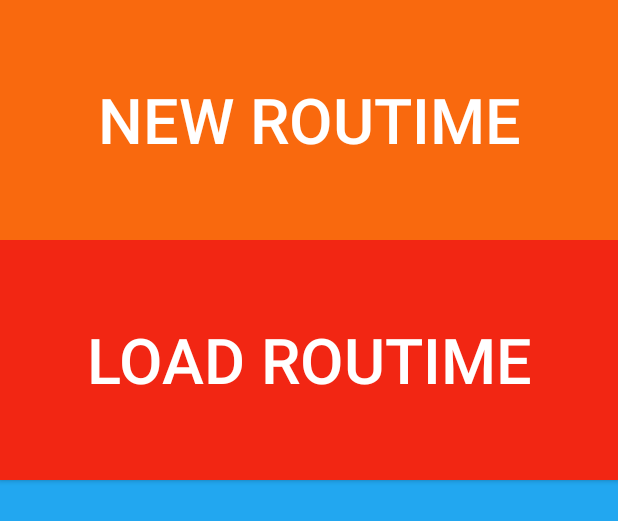
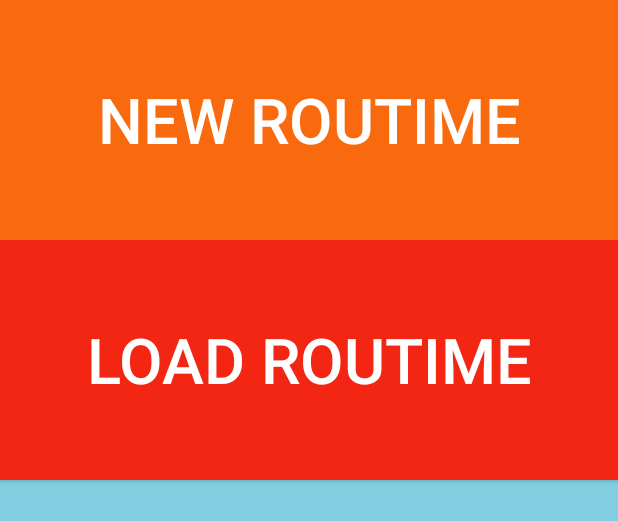
Before and after one commit to wujessica/Routime, an Android app: the layout activity_main.xml on its own in the app's theme, with its tools: preview values and no code run, on a phone screen of 412 x 824 dp. Shown: the top 521 px of the screen. Run offline under Robolectric (Android 15) with nearby library versions, the phone set to English and light mode, and no system bars.

Commit message:
changed icon and changed up the style of the list exercise

```diff
--- a/routime/src/main/AndroidManifest.xml
+++ b/routime/src/main/AndroidManifest.xml
@@ -4,7 +4,7 @@
 
     <application
         android:allowBackup="true"
-        android:icon="@drawable/icon"
+        android:icon="@drawable/icon2"
         android:label="@string/app_name"
         android:theme="@style/AppTheme" >
 
--- a/routime/src/main/res/layout/activity_main.xml
+++ b/routime/src/main/res/layout/activity_main.xml
@@ -7,7 +7,7 @@
     android:paddingTop="@dimen/activity_vertical_margin"
     android:paddingBottom="@dimen/activity_vertical_margin"
     tools:context="me.jessicawu.routime.MainActivity"
-    android:background="#22A7F0"
+    android:background="#81CFE0"
     >
 
     <Button
```
Also changed, not shown: routime/src/main/res/layout/activity_listexercises.xml (+6 -3 lines), routime/src/main/res/drawable/icon2.png (added).
